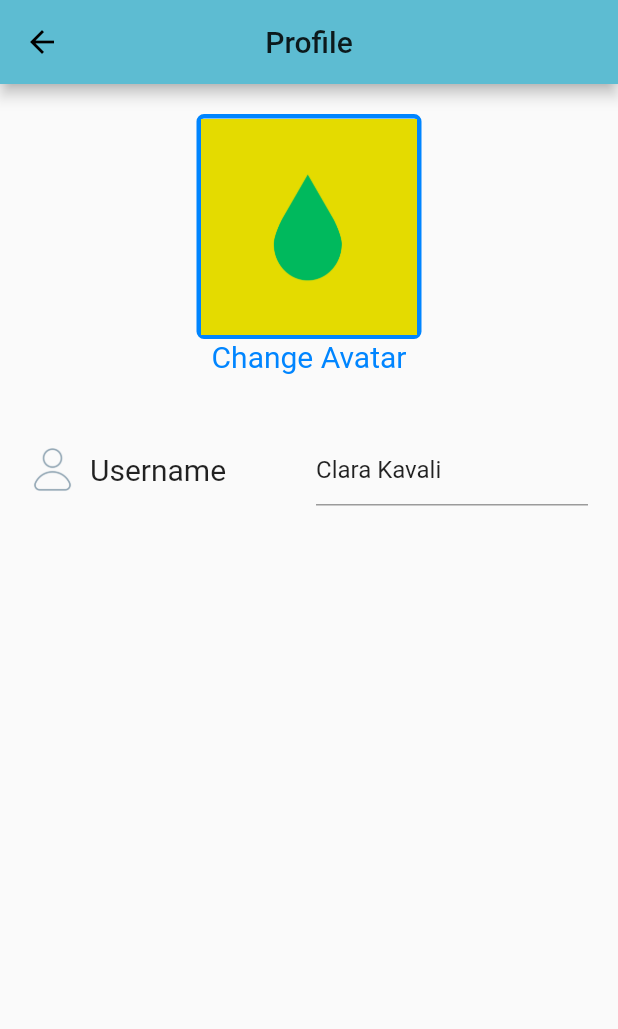
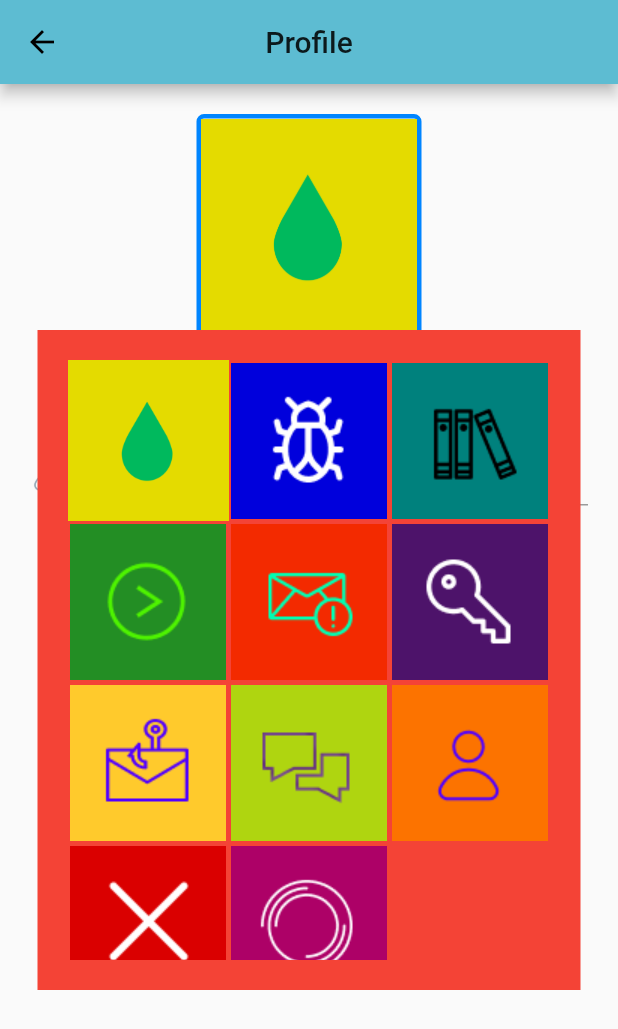
Before and after one commit to tl94/geiger_edu, a Flutter app: the ProfileScreen screen opened by its route, on a phone screen of 412 x 824 dp. Shown: the top 1029 px of the screen. Run offline on Flutter 3.47's test engine with Material 2 defaults, Android fonts, the phone set to English and light mode, and no system bars; our stand-ins replace flutter_svg; missing offline and left inert: webview_flutter_plus.

Commit message:
profile picture image selection and refactoring of username textfield

```diff
--- a/lib/globals.dart
+++ b/lib/globals.dart
@@ -16,5 +16,6 @@ String apiKey = '6b4c7cac60be10eddc8890c63817e773';
 
 //** USER DATA **
 //TODO: Put it inside the local DB
-
+//TODO: Make a USER Class in model
 String userName = "Clara Kavali";
+String userImg = "assets/img/profile/user_icon.png";
--- a/lib/screens/profile_screen.dart
+++ b/lib/screens/profile_screen.dart
@@ -2,6 +2,8 @@ import 'package:flutter/cupertino.dart';
 import 'package:flutter/material.dart';
 import 'package:flutter/rendering.dart';
 import 'package:flutter_svg/flutter_svg.dart';
+import 'package:geiger_edu/widgets/ImageSelector.dart';
+import 'package:geiger_edu/widgets/LabeledTextField.dart';
 import 'package:geiger_edu/widgets/NavigationContainer.dart';
 
 import 'package:flutter/foundation.dart';
@@ -14,11 +16,25 @@ class ProfileScreen extends StatelessWidget {
 
   static const bckColor = const Color(0xFF5dbcd2); //0xFFedb879
   static const borderColor = const Color(0xff0085ff);
+  bool _isVisible = false;
 
   @override
   Widget build(BuildContext context) {
 
+    const List<String> _imagePaths = ["assets/img/profile/default.png",
+                                      "assets/img/profile/user-01.png",
+                                      "assets/img/profile/user-02.png",
+                                      "assets/img/profile/user-03.png",
+                                      "assets/img/profile/user-05.png",
+                                      "assets/img/profile/user-06.png",
+                                      "assets/img/profile/user-07.png",
+                                      "assets/img/profile/user-08.png",
+                                      "assets/img/profile/user-09.png",
+                                      "assets/img/profile/user-04.png",
+                                      "assets/img/profile/user-10.png"];
+
     final VoidCallback onEditingComplete;
+    bool showImgSelection = false;
 
     return Scaffold(
       appBar: AppBar(
@@ -32,13 +48,24 @@ class ProfileScreen extends StatelessWidget {
       ),
       body: Container(
         margin: EdgeInsets.fromLTRB(20.0, 20.0, 20.0, 20.0),
-        child: Column(
+        child: Stack(
+                  alignment: Alignment.center,
+                  textDirection: TextDirection.rtl,
+                  fit: StackFit.passthrough,
+                  overflow: Overflow.visible,
+                  clipBehavior: Clip.hardEdge,
+                  children: <Widget>[
+                    Column(
                         mainAxisAlignment: MainAxisAlignment.start,
-          //crossAxisAlignment: CrossAxisAlignment.stretch,
+                        crossAxisAlignment: CrossAxisAlignment.center,
                         children: <Widget>[
-
                       //** USER IMAGE **
-            Column( children: <Widget>[
+                          GestureDetector(
+                              onTap: () {
+                                _isVisible = true;
+                                print("Image CLICKED");
+                              }, // handle your image tap here
+                              child:Column( children: <Widget>[
                               Container(
                                 height: 150,
                                 width: 150,
@@ -49,33 +76,20 @@ class ProfileScreen extends StatelessWidget {
                                     ),
                                     borderRadius: BorderRadius.circular(5.0)
                                 ),
-                  child: ClipRect(
+                          child:ClipRect(
                                     child:Image.asset("assets/img/profile/default.png", fit: BoxFit.fitHeight))
                             ),
                             Text("Change Avatar",
                                 style: TextStyle(fontWeight: FontWeight.normal, fontSize: 20, color: borderColor))
-            ]),
+                          ])),
                           SizedBox(height: 40),
+
                       //** USER NAME INPUT **
-            Column(  children: <Widget>[
-                  Row(//crossAxisAlignment: CrossAxisAlignment.center,
-                      mainAxisAlignment: MainAxisAlignment.spaceBetween,
-                      children: <Widget>[
-                    Image.asset("assets/img/profile/user_icon.png", height: 30 ),
-                    SizedBox(width: 10),
-                    Text("Username", style: TextStyle(fontSize: 20),),
-                    SizedBox(width: 60),
-                    new Flexible(child: SizedBox( width: 200, child: TextField(
-                      controller: new TextEditingController(text: userName),
-                      decoration: InputDecoration(
-                        //hintText: 'username',
-                        //labelText: 'username'
+                          LabeledTextField(icon:userImg, label: "Username", text: userName, onSubmitted: (text){ userName = text; } ),
+                    ]
                     ),
-                      maxLines: 1,
-                      //maxLength: 14,
-                      onSubmitted:(text) { userName = text;  })
-                    ))
-            ]),]),
+
+                    ImageSelector(crossAxisCount: 3, imagePaths: _imagePaths, onTap: (imagePath){ print(imagePath); }),
 
             Container(
               //TODO: LEARN SCORE
--- /dev/null
+++ b/lib/widgets/ImageSelector.dart
@@ -0,0 +1,42 @@
+import 'package:flutter/material.dart';
+
+class ImageSelector extends StatefulWidget{
+
+  final int crossAxisCount;
+  final List<String> imagePaths;
+  final Function onTap;
+
+  ImageSelector({required this.crossAxisCount, required this.imagePaths, required this.onTap}) : super();
+
+  _ImageSelectorState createState() => _ImageSelectorState();
+}
+
+class _ImageSelectorState extends State<ImageSelector>{
+
+  //TODO: COMMENT CODE
+  getList(){
+    List<Widget> gst = <Widget>[];
+    for(var i in widget.imagePaths){
+    GestureDetector g = new GestureDetector(onTap: widget.onTap(i), child: Image.asset(i));
+    gst.add(g);
+    }
+    return gst;
+  }
+
+  @override
+  Widget build(BuildContext context){
+    return Visibility(child: Container(height: 440,
+        width: MediaQuery
+            .of(context)
+            .size
+            .width - 50,
+        color: Colors.red,
+        padding: EdgeInsets.fromLTRB(20.0, 20.0, 20.0, 20.0),
+        child: GridView.count(crossAxisCount: widget.crossAxisCount, children:
+
+          getList()
+
+        )
+    ));
+  }
+}
--- /dev/null
+++ b/lib/widgets/LabeledTextField.dart
@@ -0,0 +1,38 @@
+import 'package:flutter/material.dart';
+
+class LabeledTextField extends StatefulWidget{
+
+  final String icon;
+  final String label;
+  final String text;
+  final Function onSubmitted; //passed callback function
+
+  LabeledTextField({required this.icon, required this.label, required this.text, required this.onSubmitted}) : super();
+
+  _LabeledTextFieldState createState() => _LabeledTextFieldState();
+}
+
+class _LabeledTextFieldState extends State<LabeledTextField>{
+  @override
+  Widget build(BuildContext context){
+    return Column(  children: <Widget>[
+      Row(//crossAxisAlignment: CrossAxisAlignment.center,
+          mainAxisAlignment: MainAxisAlignment.spaceBetween,
+          children: <Widget>[
+            Image.asset(widget.icon, height: 30, key: UniqueKey(), ),
+            SizedBox(width: 10),
+            Text(widget.label, style: TextStyle(fontSize: 20),),
+            SizedBox(width: 60),
+            new Flexible(child: SizedBox( width: 200, child: TextField(
+                controller: new TextEditingController(text: widget.text),
+                decoration: InputDecoration(
+                  //hintText: 'username',
+                  //labelText: 'username'
+                ),
+                maxLines: 1,
+                //maxLength: 14,
+                onSubmitted:(text) { widget.onSubmitted(text); })
+            ))
+          ]),]);
+  }
+}
```
Also changed, not shown: assets/img/profile/user-01.png (added), assets/img/profile/user-02.png (added), assets/img/profile/user-03.png (added), assets/img/profile/user-04.png (added), assets/img/profile/user-05.png (added), assets/img/profile/user-06.png (added), assets/img/profile/user-07.png (added), assets/img/profile/user-08.png (added), assets/img/profile/user-09.png (added), assets/img/profile/user-10.png (added). Lines whose indentation alone changed are shown as unchanged.
